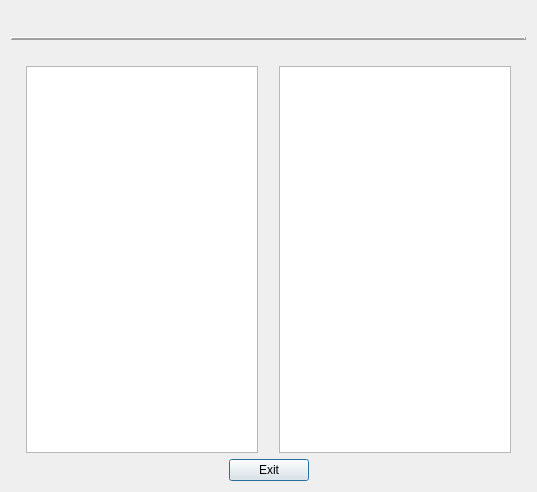
Old version of the form CashFlowManager/yearlyincomesummarydialog.ui in the repository epw7856/CashFlowManager.
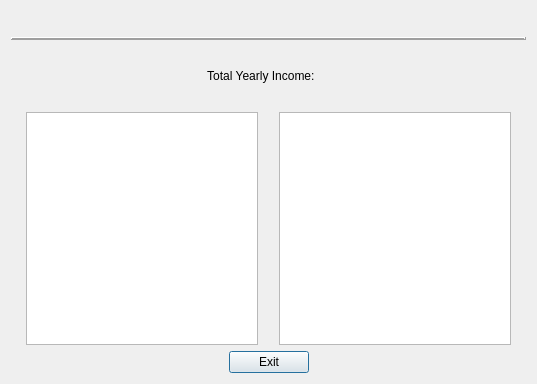
New version of the form.

Commit message: Updated system config .json and the yearly income summary dialog.

What changed in the file:
```diff
--- a/CashFlowManager/yearlyincomesummarydialog.ui
+++ b/CashFlowManager/yearlyincomesummarydialog.ui
@@ -10,7 +10,7 @@
     <x>0</x>
     <y>0</y>
     <width>537</width>
-    <height>492</height>
+    <height>384</height>
    </rect>
   </property>
   <property name="windowTitle">
@@ -70,6 +70,66 @@
      </property>
     </widget>
    </item>
+   <item>
+    <spacer name="horizontalSpacer_11">
+     <property name="orientation">
+      <enum>Qt::Horizontal</enum>
+     </property>
+     <property name="sizeHint" stdset="0">
+      <size>
+       <width>40</width>
+       <height>20</height>
+      </size>
+     </property>
+    </spacer>
+   </item>
+   <item>
+    <layout class="QHBoxLayout" name="horizontalLayout_4">
+     <item>
+      <spacer name="horizontalSpacer_10">
+       <property name="orientation">
+        <enum>Qt::Horizontal</enum>
+       </property>
+       <property name="sizeHint" stdset="0">
+        <size>
+         <width>40</width>
+         <height>20</height>
+        </size>
+       </property>
+      </spacer>
+     </item>
+     <item>
+      <widget class="QLabel" name="labelTotalIncomeLabel">
+       <property name="text">
+        <string>Total Yearly Income: </string>
+       </property>
+       <property name="alignment">
+        <set>Qt::AlignCenter</set>
+       </property>
+      </widget>
+     </item>
+     <item>
+      <widget class="QLabel" name="labelTotalIncomeAmount">
+       <property name="text">
+        <string>&lt;Amount&gt;</string>
+       </property>
+      </widget>
+     </item>
+     <item>
+      <spacer name="horizontalSpacer_7">
+       <property name="orientation">
+        <enum>Qt::Horizontal</enum>
+       </property>
+       <property name="sizeHint" stdset="0">
+        <size>
+         <width>40</width>
+         <height>20</height>
+        </size>
+       </property>
+      </spacer>
+     </item>
+    </layout>
+   </item>
    <item>
     <spacer name="horizontalSpacer_4">
      <property name="orientation">
```
The commit also changes 4 other files.
